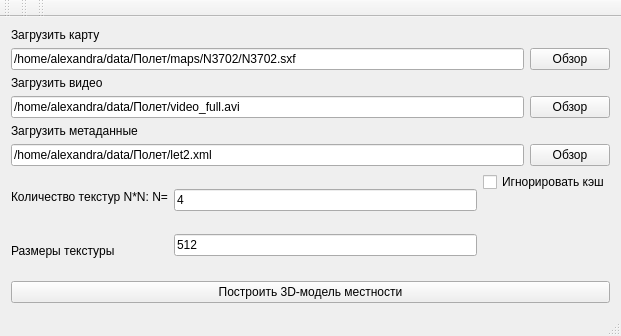
First picture: the form in mainwindow.ui, repository savsun/combine_ng, before the edit.
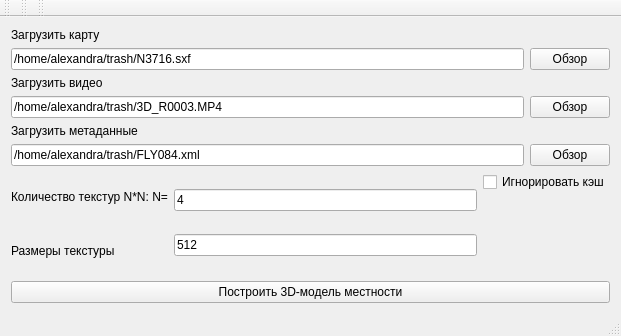
Second picture: the form after the edit.

Commit message: Начало отладки позиционирвоания карты

Diff of the .ui file:
```diff
--- a/mainwindow.ui
+++ b/mainwindow.ui
@@ -34,7 +34,7 @@
              <enum>Qt::NoFocus</enum>
             </property>
             <property name="text">
-             <string>/home/alexandra/data/Полет/maps/N3702/N3702.sxf</string>
+             <string>/home/alexandra/trash/N3716.sxf</string>
             </property>
             <property name="readOnly">
              <bool>true</bool>
@@ -69,7 +69,7 @@
              <enum>Qt::NoFocus</enum>
             </property>
             <property name="text">
-             <string>/home/alexandra/data/Полет/video_full.avi</string>
+             <string>/home/alexandra/trash/3D_R0003.MP4</string>
             </property>
             <property name="readOnly">
              <bool>true</bool>
@@ -104,7 +104,7 @@
              <enum>Qt::NoFocus</enum>
             </property>
             <property name="text">
-             <string>/home/alexandra/data/Полет/let2.xml</string>
+             <string>/home/alexandra/trash/FLY084.xml</string>
             </property>
             <property name="readOnly">
              <bool>true</bool>
```
The commit also changes 2 other files.
